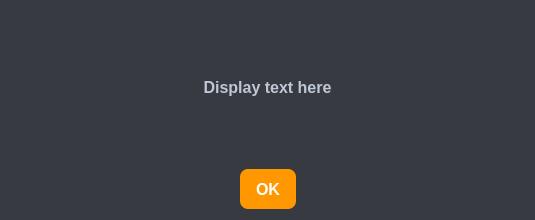
The window that view/displaystring.ui (jaydeelew/poker_game_gui) describes before a commit, drawn with Qt 5.
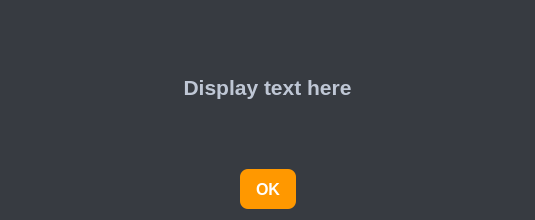
The same window after the commit.

Patch:
```diff
--- a/view/displaystring.ui
+++ b/view/displaystring.ui
@@ -11,7 +11,8 @@
    </rect>
   </property>
   <property name="styleSheet">
-   <string notr="true">QDialog, QWidget {
+   <string notr="true">
+QDialog, QWidget {
     background-color: rgb(55, 59, 65);
     color: #f8f8f2;
     font-family: 'Segoe UI', 'Roboto', Arial, sans-serif;
@@ -34,7 +35,7 @@
 }
 QLabel {
     color: #bfc7d5;
-    font-size: 12pt;
+    font-size: 16pt;
     font-weight: 500;
 }
 </string>
```
